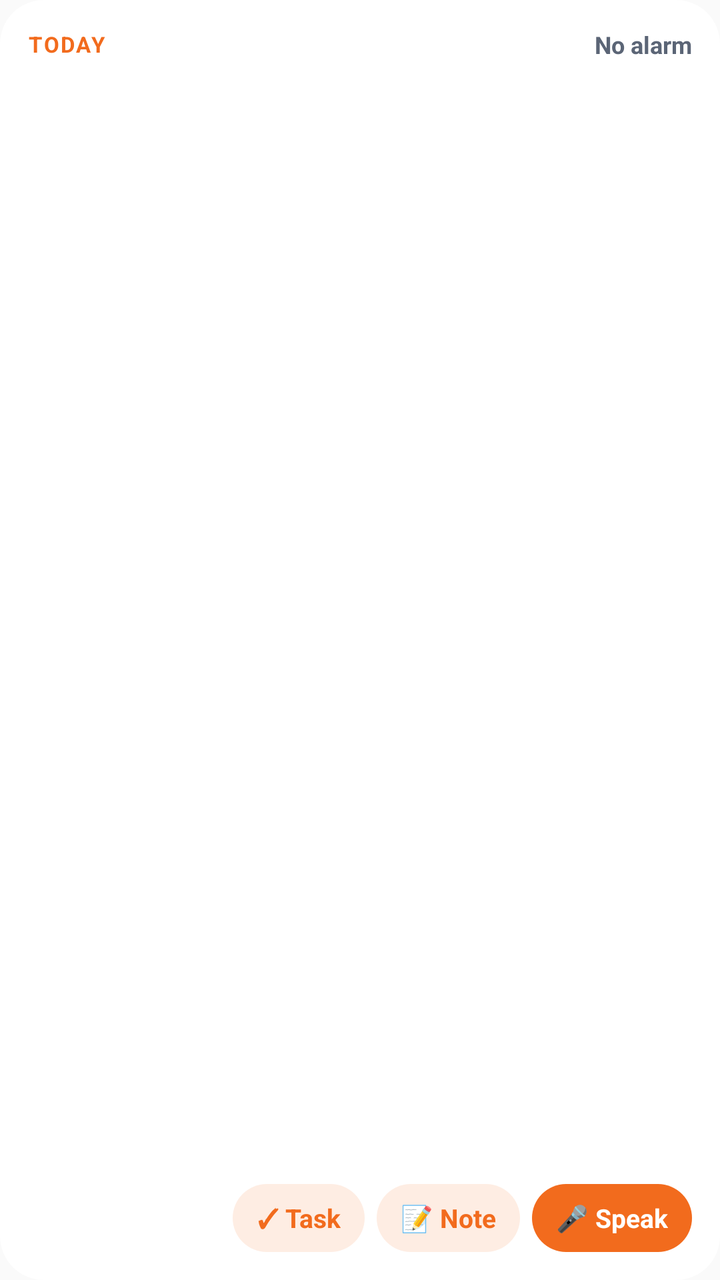
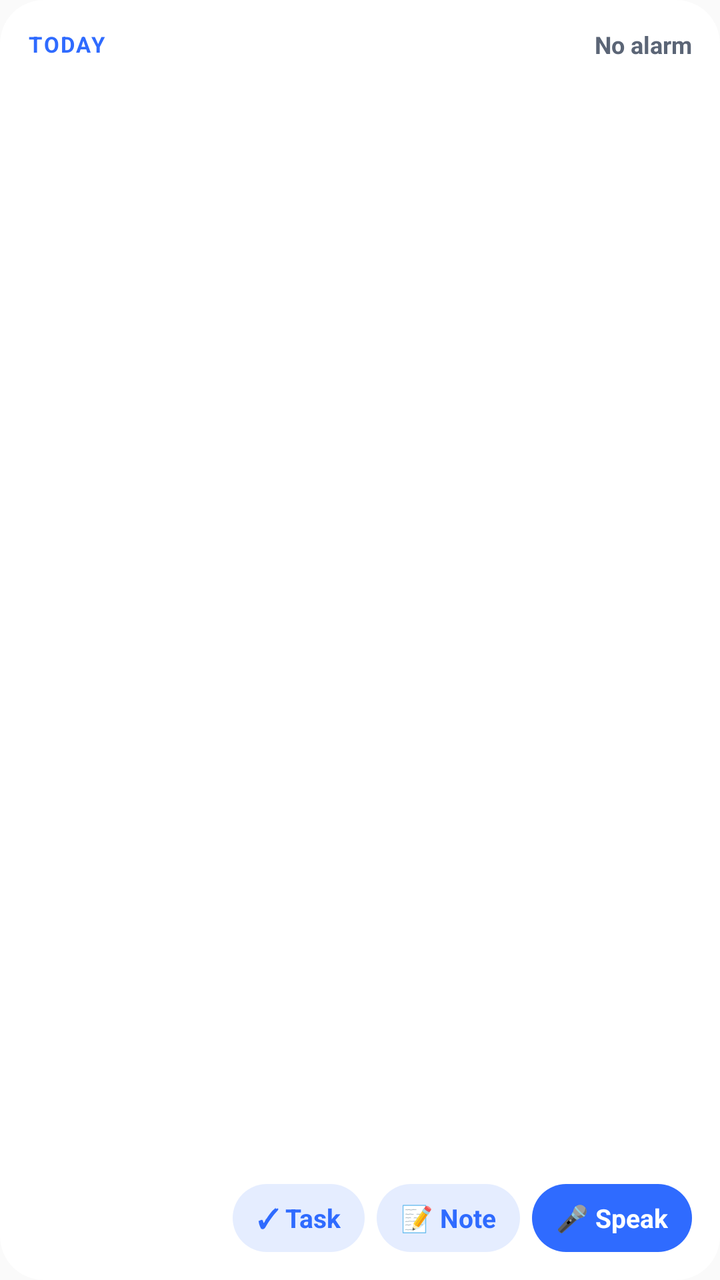

An Android layout rendered at two revisions. The XML below is the earlier revision; the diff shows what the commit changed to produce the second picture.
<!-- AndroidManifest.xml: application theme AppTheme -->
<!-- res/layout/widget_life.xml -->
<?xml version="1.0" encoding="utf-8"?>
<LinearLayout xmlns:android="http://schemas.android.com/apk/res/android"
    android:id="@+id/l_root"
    android:layout_width="match_parent"
    android:layout_height="match_parent"
    android:background="@drawable/widget_life_bg"
    android:orientation="vertical"
    android:padding="14dp">

    <LinearLayout
        android:layout_width="match_parent"
        android:layout_height="wrap_content"
        android:orientation="horizontal"
        android:gravity="center_vertical">
        <TextView
            android:layout_width="0dp"
            android:layout_height="wrap_content"
            android:layout_weight="1"
            android:text="TODAY"
            android:textColor="#F26B1D"
            android:textSize="11sp"
            android:textStyle="bold"
            android:letterSpacing="0.08" />
        <TextView
            android:id="@+id/l_alarm"
            android:layout_width="wrap_content"
            android:layout_height="wrap_content"
            android:text="No alarm"
            android:textColor="#5B6576"
            android:textSize="12sp"
            android:textStyle="bold" />
    </LinearLayout>

    <TextView android:id="@+id/l_item1" android:layout_width="match_parent" android:layout_height="wrap_content" android:layout_marginTop="6dp" android:maxLines="1" android:ellipsize="end" android:textColor="#111827" android:textSize="14sp" />
    <TextView android:id="@+id/l_item2" android:layout_width="match_parent" android:layout_height="wrap_content" android:layout_marginTop="3dp" android:maxLines="1" android:ellipsize="end" android:textColor="#111827" android:textSize="14sp" />
    <TextView android:id="@+id/l_item3" android:layout_width="match_parent" android:layout_height="wrap_content" android:layout_marginTop="3dp" android:maxLines="1" android:ellipsize="end" android:textColor="#111827" android:textSize="14sp" />
    <TextView android:id="@+id/l_empty" android:layout_width="match_parent" android:layout_height="wrap_content" android:layout_marginTop="6dp" android:textColor="#5B6576" android:textSize="14sp" android:visibility="gone" />

    <View android:layout_width="match_parent" android:layout_height="0dp" android:layout_weight="1" />

    <LinearLayout
        android:layout_width="match_parent"
        android:layout_height="wrap_content"
        android:orientation="horizontal"
        android:gravity="center_vertical">
        <TextView android:id="@+id/l_more" android:layout_width="0dp" android:layout_height="wrap_content" android:layout_weight="1" android:textColor="#5B6576" android:textSize="12sp" />
        <TextView android:id="@+id/l_task" android:layout_width="wrap_content" android:layout_height="34dp" android:gravity="center" android:paddingLeft="12dp" android:paddingRight="12dp" android:background="@drawable/widget_life_btn" android:text="✓ Task" android:textColor="#F26B1D" android:textSize="13sp" android:textStyle="bold" />
        <TextView android:id="@+id/l_note" android:layout_width="wrap_content" android:layout_height="34dp" android:layout_marginLeft="6dp" android:gravity="center" android:paddingLeft="12dp" android:paddingRight="12dp" android:background="@drawable/widget_life_btn" android:text="📝 Note" android:textColor="#F26B1D" android:textSize="13sp" android:textStyle="bold" />
        <TextView android:id="@+id/l_voice" android:layout_width="wrap_content" android:layout_height="34dp" android:layout_marginLeft="6dp" android:gravity="center" android:paddingLeft="12dp" android:paddingRight="12dp" android:background="@drawable/widget_life_btn_on" android:text="🎤 Speak" android:textColor="#FFFFFF" android:textSize="13sp" android:textStyle="bold" />
    </LinearLayout>
</LinearLayout>
<!-- resources referenced by this layout -->
<resources>
  <!-- drawable widget_life_bg (drawable) -->
  <?xml version="1.0" encoding="utf-8"?>
  <shape xmlns:android="http://schemas.android.com/apk/res/android" android:shape="rectangle">
      <solid android:color="#F7FFFFFF" />
      <corners android:radius="22dp" />
  </shape>
  <!-- drawable widget_life_btn (drawable) -->
  <?xml version="1.0" encoding="utf-8"?>
  <shape xmlns:android="http://schemas.android.com/apk/res/android" android:shape="rectangle">
      <solid android:color="#1FF26B1D" />
      <corners android:radius="17dp" />
  </shape>
  <!-- drawable widget_life_btn_on (drawable) -->
  <?xml version="1.0" encoding="utf-8"?>
  <shape xmlns:android="http://schemas.android.com/apk/res/android" android:shape="rectangle">
      <solid android:color="#F26B1D" />
      <corners android:radius="17dp" />
  </shape>
  <style name="AppTheme" parent="Theme.AppCompat.Light.DarkActionBar">
          
          <item name="colorPrimary">@color/colorPrimary</item>
          <item name="colorPrimaryDark">@color/colorPrimaryDark</item>
          <item name="colorAccent">@color/colorAccent</item>
      </style>
</resources>

<!-- the commit's change to res/layout/widget_life.xml (unified diff, before → after) -->
@@ -17,7 +17,7 @@
             android:layout_height="wrap_content"
             android:layout_weight="1"
             android:text="TODAY"
-            android:textColor="#F26B1D"
+            android:textColor="#2F6BFF"
             android:textSize="11sp"
             android:textStyle="bold"
             android:letterSpacing="0.08" />
@@ -44,8 +44,8 @@
         android:orientation="horizontal"
         android:gravity="center_vertical">
         <TextView android:id="@+id/l_more" android:layout_width="0dp" android:layout_height="wrap_content" android:layout_weight="1" android:textColor="#5B6576" android:textSize="12sp" />
-        <TextView android:id="@+id/l_task" android:layout_width="wrap_content" android:layout_height="34dp" android:gravity="center" android:paddingLeft="12dp" android:paddingRight="12dp" android:background="@drawable/widget_life_btn" android:text="✓ Task" android:textColor="#F26B1D" android:textSize="13sp" android:textStyle="bold" />
-        <TextView android:id="@+id/l_note" android:layout_width="wrap_content" android:layout_height="34dp" android:layout_marginLeft="6dp" android:gravity="center" android:paddingLeft="12dp" android:paddingRight="12dp" android:background="@drawable/widget_life_btn" android:text="📝 Note" android:textColor="#F26B1D" android:textSize="13sp" android:textStyle="bold" />
+        <TextView android:id="@+id/l_task" android:layout_width="wrap_content" android:layout_height="34dp" android:gravity="center" android:paddingLeft="12dp" android:paddingRight="12dp" android:background="@drawable/widget_life_btn" android:text="✓ Task" android:textColor="#2F6BFF" android:textSize="13sp" android:textStyle="bold" />
+        <TextView android:id="@+id/l_note" android:layout_width="wrap_content" android:layout_height="34dp" android:layout_marginLeft="6dp" android:gravity="center" android:paddingLeft="12dp" android:paddingRight="12dp" android:background="@drawable/widget_life_btn" android:text="📝 Note" android:textColor="#2F6BFF" android:textSize="13sp" android:textStyle="bold" />
         <TextView android:id="@+id/l_voice" android:layout_width="wrap_content" android:layout_height="34dp" android:layout_marginLeft="6dp" android:gravity="center" android:paddingLeft="12dp" android:paddingRight="12dp" android:background="@drawable/widget_life_btn_on" android:text="🎤 Speak" android:textColor="#FFFFFF" android:textSize="13sp" android:textStyle="bold" />
     </LinearLayout>
 </LinearLayout>
<!-- resource entries referenced after the edit -->
@@ -9,13 +9,13 @@
   <!-- drawable widget_life_btn (drawable) -->
   <?xml version="1.0" encoding="utf-8"?>
   <shape xmlns:android="http://schemas.android.com/apk/res/android" android:shape="rectangle">
-      <solid android:color="#1FF26B1D" />
+      <solid android:color="#1F2F6BFF" />
       <corners android:radius="17dp" />
   </shape>
   <!-- drawable widget_life_btn_on (drawable) -->
   <?xml version="1.0" encoding="utf-8"?>
   <shape xmlns:android="http://schemas.android.com/apk/res/android" android:shape="rectangle">
-      <solid android:color="#F26B1D" />
+      <solid android:color="#2F6BFF" />
       <corners android:radius="17dp" />
   </shape>
   <style name="AppTheme" parent="Theme.AppCompat.Light.DarkActionBar">
